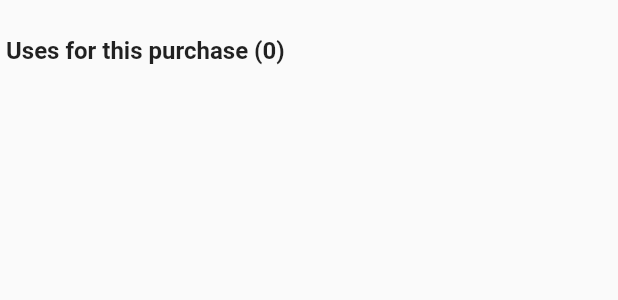
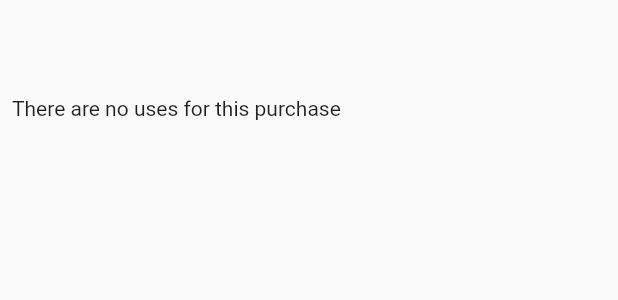
Before and after one commit to globaljuli/product_tracker_app, a Flutter app: the UsesHistoricPresenter widget shown alone on an empty page, opened directly with empty values, on a phone screen of 412 x 824 dp. Shown: the top 300 px of the screen. Run offline on Flutter 3.47's test engine with Material 2 defaults, Android fonts, the phone set to English and light mode, and no system bars; our stand-ins replace dartz, shared_preferences; accounts and stored records are empty; network calls fail.

Commit message:
improve the uses historic zone

```diff
--- a/lib/domain/models/uses/purchase_use.dart
+++ b/lib/domain/models/uses/purchase_use.dart
@@ -1,12 +1,12 @@
 import 'dart:convert';
 
-import 'package:flutter/cupertino.dart';
+import 'package:product_tracker_app/domain/models/products/product.dart';
 
 class PurchaseUse {
   PurchaseUse({
     required this.id,
     required this.purchaseId,
-    required this.purchaseName,
+    required this.product,
     required this.useTypeId,
     required this.createdAt,
     required this.updatedAt,
@@ -14,7 +14,7 @@ class PurchaseUse {
 
   final int id;
   final int purchaseId;
-  final String purchaseName;
+  final Product product;
   final int useTypeId;
   final DateTime createdAt;
   final DateTime updatedAt;
@@ -27,7 +27,7 @@ class PurchaseUse {
   factory PurchaseUse.fromJson(Map<String, dynamic> json) => PurchaseUse(
         id: json["id"],
         purchaseId: json["purchase_id"],
-        purchaseName: json["purchase_name"] ?? '',
+        product: Product.fromJson(json["product"]),
         useTypeId: json["use_type_id"],
         createdAt: DateTime.parse(json["created_at"]),
         updatedAt: DateTime.parse(json["updated_at"]),
@@ -36,15 +36,9 @@ class PurchaseUse {
   Map<String, dynamic> toJson() => {
         "id": id,
         "product_id": purchaseId,
+        "product": product.toJson(),
         "use_type_id": useTypeId,
         "created_at": createdAt.toIso8601String(),
         "updated_at": updatedAt.toIso8601String(),
       };
-
-  TableRow toTableRow() {
-    return TableRow(children: [
-      Text(id.toString()),
-      Text(purchaseName),
-    ]);
-  }
 }
--- a/lib/presentation/pages/purchase_home/widgets/uses_historic_presenter.dart
+++ b/lib/presentation/pages/purchase_home/widgets/uses_historic_presenter.dart
@@ -13,9 +13,17 @@ class UsesHistoricPresenter extends StatelessWidget {
       create: (context) => ShowUsesProvider(purchaseId: purchaseId),
       child: Consumer<ShowUsesProvider>(
         builder: (context, _sup, child) {
+          if (_sup.productUses.isEmpty) {
+            return Padding(
+              padding:
+                  const EdgeInsets.symmetric(horizontal: 8.0, vertical: 64.0),
+              child: Text("There are no uses for this purchase"),
+            );
+          }
           return Column(
             crossAxisAlignment: CrossAxisAlignment.start,
             children: [
+              Divider(thickness: 1.0),
               Padding(
                 padding:
                     const EdgeInsets.symmetric(horizontal: 4.0, vertical: 24.0),
@@ -29,8 +37,8 @@ class UsesHistoricPresenter extends StatelessWidget {
               Table(
                 children: _sup.productUses.map((e) {
                   return TableRow(children: [
-                    Text(DateFormat.yMMMEd().format(e.createdAt)),
-                    Text(e.purchaseName),
+                    Text(DateFormat.yMMMMd().format(e.createdAt)),
+                    Text('${e.product.brand} - ${e.product.name}'),
                   ]);
                 }).toList(),
               ),
--- a/lib/presentation/pages/purchase_selection/purchase_selection_page.dart
+++ b/lib/presentation/pages/purchase_selection/purchase_selection_page.dart
@@ -37,7 +37,7 @@ class PurchaseSelectionPage extends StatelessWidget {
                       return provider
                           .selectPurchase(purchase: purchases[index])
                           .then(
-                            (value) => Navigator.pushNamed(
+                            (value) => Navigator.pushReplacementNamed(
                               context,
                               purchasePage,
                               arguments: purchases[index].id,
--- a/lib/presentation/pages/purchase_selection/widgets/purchase_presenter.dart
+++ b/lib/presentation/pages/purchase_selection/widgets/purchase_presenter.dart
@@ -6,7 +6,7 @@ class PurchasePresenter extends StatelessWidget {
     Key? key,
     required this.purchase,
     required this.onTap,
-    this.height = 100,
+    this.height = 90,
   }) : super(key: key);
   final Purchase purchase;
   final Function onTap;
```
Also changed, not shown: lib/infrastructure/uses/serve_product_uses_service.dart (+1 -34 lines), lib/presentation/pages/initial/home_preparer.dart (+5 -4 lines).
